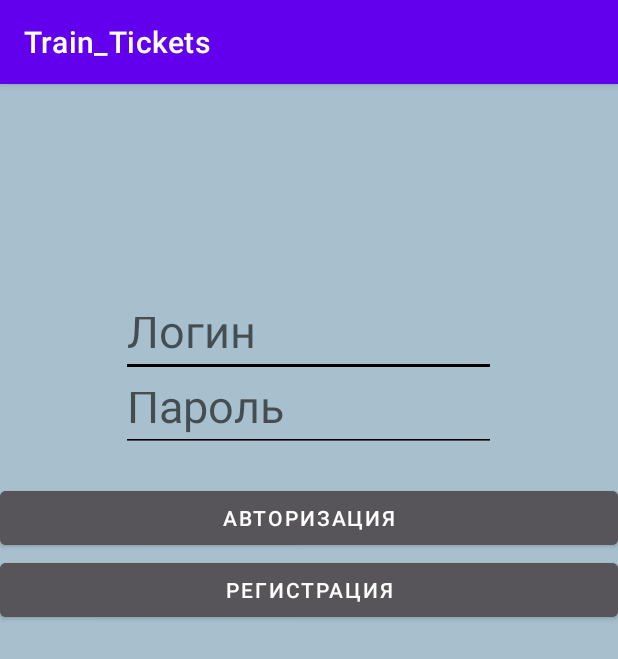
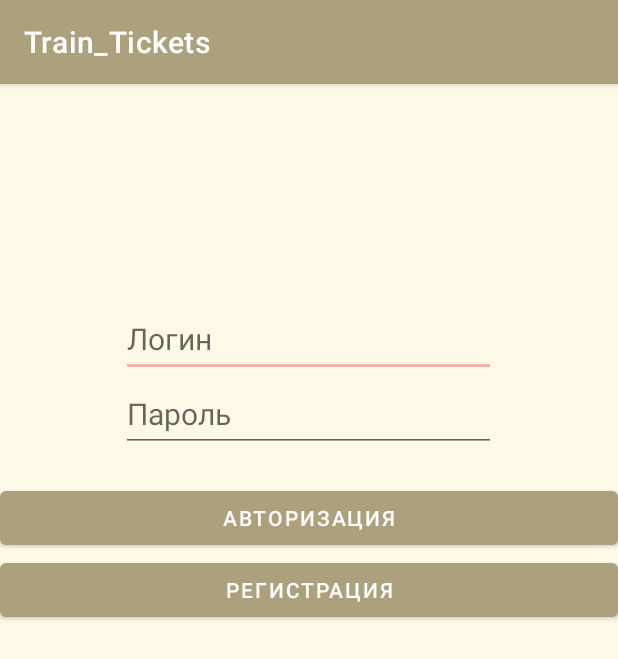
Before and after one commit to SlizerSs/Train_Tickets, an Android app: the screen it shows after launch (LoginActivity), on a phone screen of 412 x 824 dp. Shown: the top 659 px of the screen. Run offline under Robolectric (Android 15) with nearby library versions, the phone set to English and light mode, and no system bars; 1 statement that could not run was skipped.

```diff
--- a/app/src/main/res/layout/activity_login.xml
+++ b/app/src/main/res/layout/activity_login.xml
@@ -3,8 +3,7 @@
     android:id="@+id/activity_authentication"
     android:layout_width="match_parent"
     android:layout_height="match_parent"
-    android:background="#A8C0CE"
-    android:backgroundTint="#A8C0CE">
+    android:background="@color/white_bg">
 
 
     <EditText
@@ -13,9 +12,8 @@
         android:layout_height="50dp"
         android:layout_centerHorizontal="true"
         android:layout_marginTop="145dp"
-        android:backgroundTint="#000000"
         android:hint="Логин"
-        android:textSize="30dp" />
+        android:textSize="20dp" />
 
     <EditText
         android:id="@+id/et_password"
@@ -24,9 +22,8 @@
         android:layout_below="@+id/et_login"
         android:layout_centerHorizontal="true"
         android:hint="Пароль"
-        android:backgroundTint="#000000"
         android:inputType="textPassword"
-        android:textSize="30dp" />
+        android:textSize="20dp" />
 
     <LinearLayout
         android:layout_width="match_parent"
@@ -40,7 +37,6 @@
             android:layout_width="match_parent"
             android:layout_height="match_parent"
             android:layout_weight="1"
-            android:backgroundTint="#58555A"
             android:onClick="Authorization"
             android:text="Авторизация" />
 
@@ -49,7 +45,6 @@
             android:layout_width="match_parent"
             android:layout_height="match_parent"
             android:layout_weight="1"
-            android:backgroundTint="#58555A"
             android:onClick="Registration"
             android:text="Регистрация" />
 
--- a/app/src/main/res/layout/activity_main.xml
+++ b/app/src/main/res/layout/activity_main.xml
@@ -4,14 +4,16 @@
     xmlns:tools="http://schemas.android.com/tools"
     android:layout_width="match_parent"
     android:layout_height="match_parent"
-    android:background="#A8C0CE"
-    android:backgroundTint="#A8C0CE"
+    android:background="@color/white_bg"
     tools:context=".MainActivity">
     <TextView
         android:id="@+id/textView"
         android:layout_width="wrap_content"
         android:layout_height="wrap_content"
         android:text="Мои билеты"
+        android:layout_marginTop="20dp"
+        android:layout_marginLeft="16dp"
+        android:textSize="24dp"
         app:layout_constraintTop_toTopOf="parent"
         app:layout_constraintLeft_toLeftOf="parent"
         />
--- a/app/src/main/res/layout/activity_registration.xml
+++ b/app/src/main/res/layout/activity_registration.xml
@@ -3,8 +3,7 @@
     xmlns:app="http://schemas.android.com/apk/res-auto"
     android:layout_width="match_parent"
     android:layout_height="match_parent"
-    android:background="#A8C0CE"
-    android:backgroundTint="#A8C0CE"
+    android:background="@color/white_bg"
     android:paddingLeft="30px"
     android:paddingRight="30px">
 
@@ -23,7 +22,6 @@
             android:layout_width="wrap_content"
             android:layout_height="wrap_content"
             android:layout_marginTop="20dp"
-            android:backgroundTint="#58555A"
             android:onClick="ChoosePhoto"
             android:text="Выбрать"
             android:textAlignment="center" />
@@ -68,7 +66,6 @@
         android:layout_width="344dp"
         android:layout_height="wrap_content"
         android:layout_span="2"
-        android:backgroundTint="#58555A"
         android:onClick="Register"
         android:text="Зарегистрироваться"
         android:textAlignment="center" />
--- a/app/src/main/res/values-night/themes.xml
+++ b/app/src/main/res/values-night/themes.xml
@@ -1,13 +1,13 @@
 <resources xmlns:tools="http://schemas.android.com/tools">
     <!-- Base application theme. -->
-    <style name="Theme.Train_Tickets" parent="Theme.MaterialComponents.DayNight.DarkActionBar">
+    <style name="Theme.QuickNotes" parent="Theme.MaterialComponents.DayNight.DarkActionBar">
         <!-- Primary brand color. -->
         <item name="colorPrimary">@color/purple_200</item>
-        <item name="colorPrimaryVariant">@color/purple_700</item>
+        <item name="colorPrimaryVariant">@color/amber</item>
         <item name="colorOnPrimary">@color/black</item>
         <!-- Secondary brand color. -->
-        <item name="colorSecondary">@color/teal_200</item>
-        <item name="colorSecondaryVariant">@color/teal_200</item>
+        <item name="colorSecondary">@color/pink</item>
+        <item name="colorSecondaryVariant">@color/teal_700</item>
         <item name="colorOnSecondary">@color/black</item>
         <!-- Status bar color. -->
         <item name="android:statusBarColor" tools:targetApi="l">?attr/colorPrimaryVariant</item>
--- a/app/src/main/res/values/colors.xml
+++ b/app/src/main/res/values/colors.xml
@@ -1,10 +1,12 @@
 <?xml version="1.0" encoding="utf-8"?>
 <resources>
     <color name="purple_200">#FFBB86FC</color>
-    <color name="purple_500">#FF6200EE</color>
-    <color name="purple_700">#FF3700B3</color>
-    <color name="teal_200">#FF3700B3</color>
+    <color name="yellow">#ada07d</color>
+    <color name="amber">#ada07d</color>
+    <color name="pink">#f7b1a6</color>
     <color name="teal_700">#FF018786</color>
     <color name="black">#FF000000</color>
     <color name="white">#FFFFFFFF</color>
+    <color name="white_bg">#fff9e8</color>
+    <color name="label_text_color">#ada07d</color>
 </resources>
--- a/app/src/main/res/values/themes.xml
+++ b/app/src/main/res/values/themes.xml
@@ -2,11 +2,11 @@
     <!-- Base application theme. -->
     <style name="Theme.Train_Tickets" parent="Theme.MaterialComponents.DayNight.DarkActionBar">
         <!-- Primary brand color. -->
-        <item name="colorPrimary">@color/purple_500</item>
-        <item name="colorPrimaryVariant">@color/purple_700</item>
+        <item name="colorPrimary">@color/yellow</item>
+        <item name="colorPrimaryVariant">@color/amber</item>
         <item name="colorOnPrimary">@color/white</item>
         <!-- Secondary brand color. -->
-        <item name="colorSecondary">@color/teal_200</item>
+        <item name="colorSecondary">@color/pink</item>
         <item name="colorSecondaryVariant">@color/teal_700</item>
         <item name="colorOnSecondary">@color/black</item>
         <!-- Status bar color. -->
```
Also changed, not shown: app/src/main/java/com/example/train_tickets/GetTicketsActivity.java (+12 -15 lines), app/src/main/java/com/example/train_tickets/MainActivity.java (+11 -15 lines), app/src/main/res/layout/activity_get_tickets.xml (+13 -3 lines).
